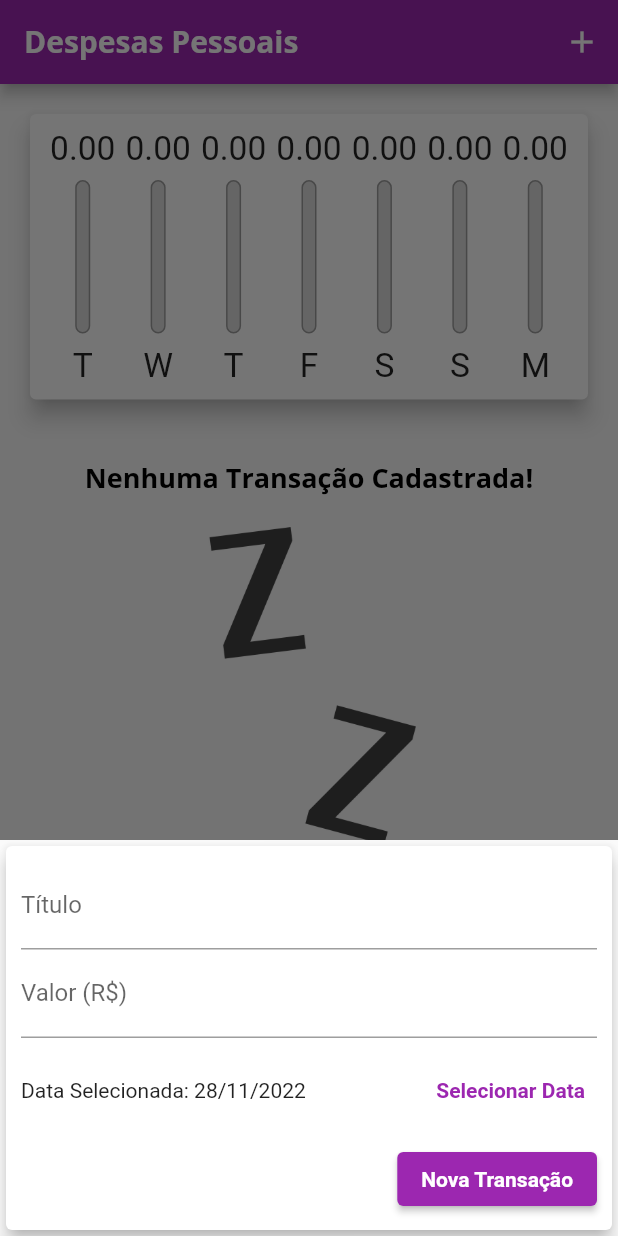
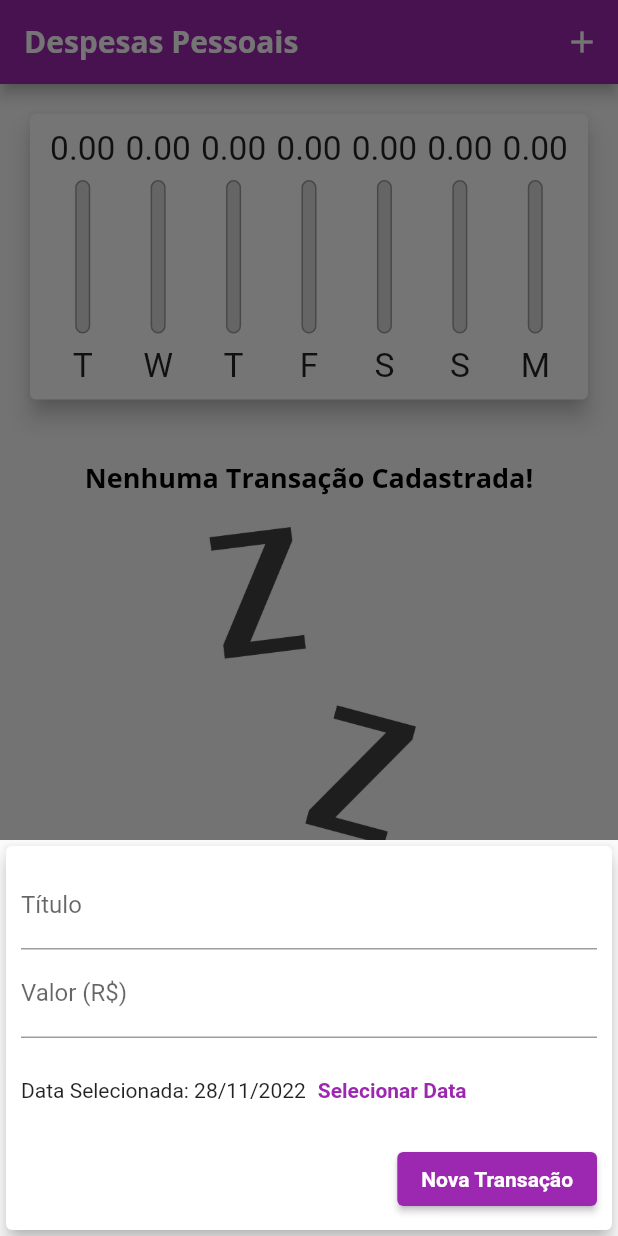
Before and after one commit to LuscaMamede/Despesas-Mobile, a Flutter app: the screen it shows after launch, after a tap on the "add" icon, on a phone screen of 412 x 824 dp. Run offline on Flutter 3.47's test engine with Material 2 defaults, Android fonts, the phone set to English and light mode, and no system bars.

Commit message:
new file:   lib/components/adaptive_button.dart 	modified:   lib/components/transaction_form.dart 	modified:   lib/components/transaction_item.dart 	modified:   lib/components/transaction_list.dart 	modified:   lib/main.dart

```diff
--- /dev/null
+++ b/lib/components/adaptive_button.dart
@@ -0,0 +1,36 @@
+import 'dart:io';
+import 'package:flutter/cupertino.dart';
+import 'package:flutter/material.dart';
+
+class AdaptativeButton extends StatelessWidget {
+  final String label;
+  final Function() onPressed;
+
+  const AdaptativeButton(
+    this.label,
+    this.onPressed, {
+    Key? key,
+  }) : super(key: key);
+
+  @override
+  Widget build(BuildContext context) {
+    return Platform.isIOS
+        ? CupertinoButton(
+            child: Text(label),
+            onPressed: onPressed,
+            color: Theme.of(context).colorScheme.primary,
+            padding: const EdgeInsets.symmetric(
+              horizontal: 20,
+            ),
+          )
+        : ElevatedButton(
+            child: Text(
+              label,
+              style: TextStyle(
+                color: Theme.of(context).textTheme.button?.color,
+              ),
+            ),
+            onPressed: onPressed,
+          );
+  }
+}
--- a/lib/components/transaction_form.dart
+++ b/lib/components/transaction_form.dart
@@ -1,7 +1,7 @@
-import 'package:expenses/components/adaptative.dart';
 import 'package:flutter/material.dart';
-import 'package:intl/intl.dart';
+import 'adaptive_button.dart';
 import 'adaptative_text_field.dart';
+import 'adaptative_date_picker.dart';
 
 class TransactionForm extends StatefulWidget {
   final void Function(String, double, DateTime) onSubmit;
@@ -26,23 +26,6 @@ class _TransactionFormState extends State<TransactionForm> {
     }
 
     widget.onSubmit(title, value, _selectedDate!);
-  }
-
-  _showDatePicker() {
-    showDatePicker(
-      context: context,
-      initialDate: DateTime.now(),
-      firstDate: DateTime(2019),
-      lastDate: DateTime.now(),
-    ).then((pickedDate) {
-      if (pickedDate == null) {
-        return;
-      }
-
-      setState(() {
-        _selectedDate = pickedDate;
-      });
-    });
   }
 
   @override
@@ -71,28 +54,13 @@ class _TransactionFormState extends State<TransactionForm> {
                     const TextInputType.numberWithOptions(decimal: true),
                 onSubmitted: (_) => _submitForm,
               ),
-              SizedBox(
-                height: 70,
-                child: Row(
-                  children: <Widget>[
-                    Expanded(
-                      child: Text(
-                        _selectedDate == null
-                            ? 'Nenhuma data selecionada!'
-                            : 'Data Selecionada: ${DateFormat('dd/MM/y').format(_selectedDate!)}',
-                      ),
-                    ),
-                    TextButton(
-                      child: const Text(
-                        'Selecionar Data',
-                        style: TextStyle(
-                          fontWeight: FontWeight.bold,
-                        ),
-                      ),
-                      onPressed: _showDatePicker,
-                    )
-                  ],
-                ),
+              AdaptativeDatePicker(
+                selectedDate: _selectedDate,
+                onDateChanged: (newDate) {
+                  setState(() {
+                    _selectedDate = newDate;
+                  });
+                },
               ),
               Row(
                 mainAxisAlignment: MainAxisAlignment.end,
```
Also changed, not shown: lib/components/transaction_item.dart (+37 -11 lines), lib/components/transaction_list.dart (+15 -2 lines), lib/main.dart (+17 -0 lines).
